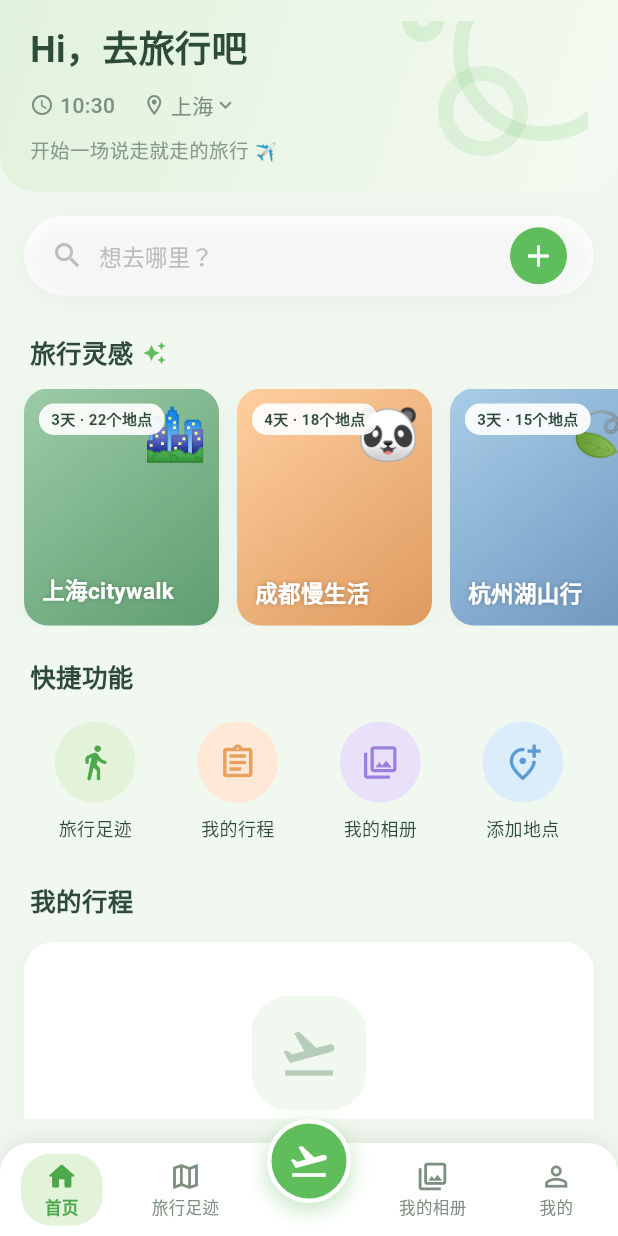
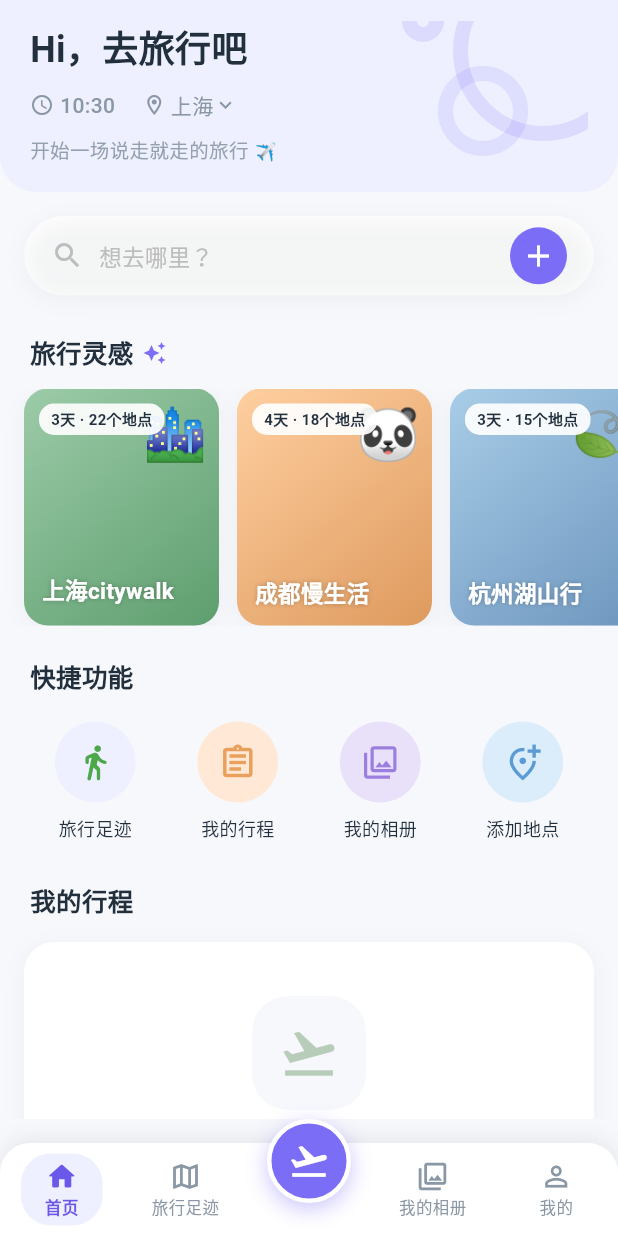
Before and after one commit to ningwhy/TripLobsterAI, a Flutter app: the screen it shows after launch, on a phone screen of 412 x 824 dp. Run offline on Flutter 3.47's test engine with Material 3 defaults, Android fonts, the phone set to English and light mode, and no system bars; our stand-ins replace flutter_map, latlong2, share_plus, shared_preferences.

Commit message:
feat(theme): 全局视觉令牌对齐章鱼旅行设计系统（章鱼紫 #7C6DF7）

```diff
--- a/lib/main.dart
+++ b/lib/main.dart
@@ -1,7 +1,7 @@
 import 'package:flutter/material.dart';
 import 'package:provider/provider.dart';
 import 'config/app_config.dart';
-import 'theme/app_colors.dart';
+import 'theme/octopus_theme.dart';
 import 'services/storage_service.dart';
 import 'providers/trip_provider.dart';
 import 'pages/home_page.dart';
@@ -28,20 +28,7 @@ class TripApp extends StatelessWidget {
       child: MaterialApp(
         title: '旅行行程助手',
         debugShowCheckedModeBanner: false,
-        theme: ThemeData(
-          primarySwatch: Colors.green,
-          useMaterial3: true,
-          colorScheme: ColorScheme.fromSeed(
-            seedColor: AppColors.green,
-            brightness: Brightness.light,
-          ),
-          scaffoldBackgroundColor: AppColors.mintBg,
-          appBarTheme: const AppBarTheme(
-            backgroundColor: Colors.white,
-            foregroundColor: Color(0xFF333333),
-            elevation: 0,
-          ),
-        ),
+        theme: OctopusTheme.build(),
         home: const HomePage(),
       ),
     );
--- a/lib/theme/app_colors.dart
+++ b/lib/theme/app_colors.dart
@@ -1,39 +1,97 @@
 import 'package:flutter/material.dart';
+import 'octopus_theme.dart';
 
-/// 全局设计令牌（参考"清新绿"首页视觉）
+/// 全局设计令牌。
+///
+/// 已对齐「章鱼旅行」设计系统（见 `trip/ui-octopus.css`，主色章鱼紫 #7C6DF7）。
+///
+/// 【兼容别名策略】下方历史常量名（`green` / `mintBg` / `textPrimary` 等）一律
+/// **保留原名与 getter 签名**，仅把值指向 `OctopusColors` 的新设计 token。
+/// 全库 `lib/pages/**` 有 90+ 处引用这些名字，重命名会要求同步改页面，
+/// 与并行批次产生写冲突；因此本文件是「旧名 → 新色」的唯一映射层。
+/// 新代码请直接引用语义清晰的新增常量（或 `OctopusColors` 本身）。
 class AppColors {
   AppColors._();
 
-  /// 主绿（按钮/FAB/高亮）
-  static const green = Color(0xFF5FBE5B);
-  static const greenDark = Color(0xFF4CA84A);
+  // ---- 新增：紫色语义常量（值全部来自 OctopusColors）----
 
-  /// 深绿（标题文字）
-  static const textPrimary = Color(0xFF2E4A38);
+  /// 品牌主色「章鱼紫」。
+  static const Color primary = OctopusColors.primary;
 
-  /// 次级文字（灰绿）
-  static const textSub = Color(0xFF7C8F80);
+  /// 主色深阶。
+  static const Color primaryDark = OctopusColors.primaryDeep;
 
-  /// 页面背景（薄荷白）
-  static const mintBg = Color(0xFFF1F8EF);
+  /// 主色浅底。
+  static const Color primarySoft = OctopusColors.primarySoft;
 
-  /// 头部渐变
-  static const headerTop = Color(0xFFE1F2DC);
-  static const headerBottom = Color(0xFFF4FAF1);
+  /// 主色墨字。
+  static const Color primaryInk = OctopusColors.primaryInk;
 
-  /// 快捷功能粉彩圆底
-  static const mintCircle = Color(0xFFE2F3DA);
-  static const peach = Color(0xFFFFE9D6);
-  static const lavender = Color(0xFFE9E1FA);
-  static const sky = Color(0xFFDBEDFB);
+  /// 屏标题蓝。
+  static const Color titleBlue = OctopusColors.titleBlue;
 
-  /// 卡片
-  static const card = Colors.white;
-  static const cardRadius = 16.0;
+  /// 语义卡片绿。
+  static const Color cardGreen = OctopusColors.cardGreen;
 
+  /// 语义卡片红。
+  static const Color cardRed = OctopusColors.cardRed;
+
+  /// 语义卡片橙。
+  static const Color cardOrange = OctopusColors.cardOrange;
+
+  /// 素卡片底 / 页面底。
+  static const Color cardPlain = OctopusColors.cardPlain;
+
+  /// 卡片描边。
+  static const Color cardLine = OctopusColors.cardLine;
+
+  // ---- 存量常量名（兼容别名；零页面改动）----
+
+  /// 历史命名；值已按章鱼旅行设计系统更新（现指向主色「章鱼紫」）。
+  static const Color green = OctopusColors.primary;
+
+  /// 历史命名；值已按章鱼旅行设计系统更新（现指向主色深阶）。
+  static const Color greenDark = OctopusColors.primaryDeep;
+
+  /// 历史命名；值已按章鱼旅行设计系统更新（现指向主文字色 ink）。
+  static const Color textPrimary = OctopusColors.ink;
+
+  /// 历史命名；值已按章鱼旅行设计系统更新（现指向次级文字色 sub）。
+  static const Color textSub = OctopusColors.sub;
+
+  /// 历史命名；值已按章鱼旅行设计系统更新（现指向素卡片底）。
+  static const Color mintBg = OctopusColors.cardPlain;
+
+  /// 历史命名；值已按章鱼旅行设计系统更新（现指向主色浅底）。
+  /// 原「薄荷绿渐变」两端收敛为同一设计 token，不臆造中间色。
+  static const Color headerTop = OctopusColors.primarySoft;
+
+  /// 历史命名；值已按章鱼旅行设计系统更新（现指向主色浅底）。
+  /// 原「薄荷绿渐变」两端收敛为同一设计 token，不臆造中间色。
+  static const Color headerBottom = OctopusColors.primarySoft;
+
+  /// 历史命名；值已按章鱼旅行设计系统更新（现指向主色浅底）。
+  static const Color mintCircle = OctopusColors.primarySoft;
+
+  // ---- 装饰色：保留原值，不随设计系统改动 ----
+
+  /// 快捷功能粉彩圆底（装饰色，保留原值）。
+  static const Color peach = Color(0xFFFFE9D6);
+  static const Color lavender = Color(0xFFE9E1FA);
+  static const Color sky = Color(0xFFDBEDFB);
+
+  // ---- 卡片：结构常量保留 ----
+
+  /// 卡片底色。
+  static const Color card = Colors.white;
+
+  /// 卡片圆角。
+  static const double cardRadius = 16.0;
+
+  /// 卡片阴影；阴影基色改用设计系统主文字色 ink 的低透明度版本。
   static List<BoxShadow> get cardShadow => [
         BoxShadow(
-          color: const Color(0xFF2E4A38).withValues(alpha: 0.05),
+          color: OctopusColors.ink.withValues(alpha: 0.05),
           blurRadius: 12,
           offset: const Offset(0, 3),
         ),
--- /dev/null
+++ b/lib/theme/octopus_theme.dart
@@ -0,0 +1,85 @@
+import 'package:flutter/material.dart';
+
+/// 章鱼旅行统一设计系统的全局视觉令牌。
+///
+/// 色值与 `trip/ui-octopus.css`（依据「03-章鱼旅行 组合图.png」定稿）逐条对应，
+/// 是 Flutter 客户端全局主色的唯一来源。文字色沿用 `preview_theme.dart` 已有的
+/// `ink` / `sub` / `dim`，保证行程预览页与全局令牌口径一致。
+///
+/// 零第三方依赖，仅依赖 `package:flutter/material.dart` 的 [Color]。
+class OctopusColors {
+  OctopusColors._();
+
+  // ---- 品牌 ----
+
+  /// 品牌主色「章鱼紫」（CSS `--purple` #7C6DF7）。
+  static const Color primary = Color(0xFF7C6DF7);
+
+  /// 主色深阶（CSS `--purple-deep` #6A58E8）。
+  static const Color primaryDeep = Color(0xFF6A58E8);
+
+  /// 主色浅底（CSS `--purple-soft` #EEF0FF）。
+  static const Color primarySoft = Color(0xFFEEF0FF);
+
+  /// 主色墨字（CSS `--purple-ink` #5B58D6）。
+  static const Color primaryInk = Color(0xFF5B58D6);
+
+  /// 屏标题蓝（CSS `--title-blue` #3B6AF6）。
+  static const Color titleBlue = Color(0xFF3B6AF6);
+
+  // ---- 语义卡片色（参考图：紫 / 绿 / 红 / 橙 / 白）----
+
+  /// 语义卡片绿（CSS `--card-green` #3FCB8E）。
+  static const Color cardGreen = Color(0xFF3FCB8E);
+
+  /// 语义卡片红（CSS `--card-red` #FF6B7C）。
+  static const Color cardRed = Color(0xFFFF6B7C);
+
+  /// 语义卡片橙（CSS `--card-orange` #FFA45C）。
+  static const Color cardOrange = Color(0xFFFFA45C);
+
+  /// 素卡片底 / 页面底（CSS `--card-plain` #F7F8FC）。
+  static const Color cardPlain = Color(0xFFF7F8FC);
+
+  /// 卡片描边（CSS `--card-line` #EDF0F7）。
+  static const Color cardLine = Color(0xFFEDF0F7);
+
+  // ---- 中性文字色（与 preview_theme.dart 的 PreviewColors 一致）----
+
+  /// 主文字色 #22303E（沿用 `PreviewColors.ink`）。
+  static const Color ink = Color(0xFF22303E);
+
+  /// 次级文字色 #8A97A5（沿用 `PreviewColors.sub`）。
+  static const Color sub = Color(0xFF8A97A5);
+
+  /// 弱文字 / 占位色 #B9C4CF（沿用 `PreviewColors.dim`）。
+  static const Color dim = Color(0xFFB9C4CF);
+}
+
+/// 章鱼旅行全局 [ThemeData] 构造器。
+class OctopusTheme {
+  OctopusTheme._();
+
+  /// 构建 Material 3 亮色主题。
+  ///
+  /// - 以 [OctopusColors.primary] 作为 [ColorScheme.fromSeed] 的种子色；
+  /// - 页面底色取 [OctopusColors.cardPlain]；
+  /// - 顶栏白底、深色墨字前景、零阴影，对齐 CSS `.app-bar`。
+  ///
+  /// 只负责视觉令牌，不含任何业务文案、数据或交互逻辑。
+  static ThemeData build() {
+    return ThemeData(
+      useMaterial3: true,
+      colorScheme: ColorScheme.fromSeed(
+        seedColor: OctopusColors.primary,
+        brightness: Brightness.light,
+      ),
+      scaffoldBackgroundColor: OctopusColors.cardPlain,
+      appBarTheme: const AppBarTheme(
+        backgroundColor: Colors.white,
+        foregroundColor: OctopusColors.ink,
+        elevation: 0,
+      ),
+    );
+  }
+}
```
Also changed, not shown: 1 other file.
